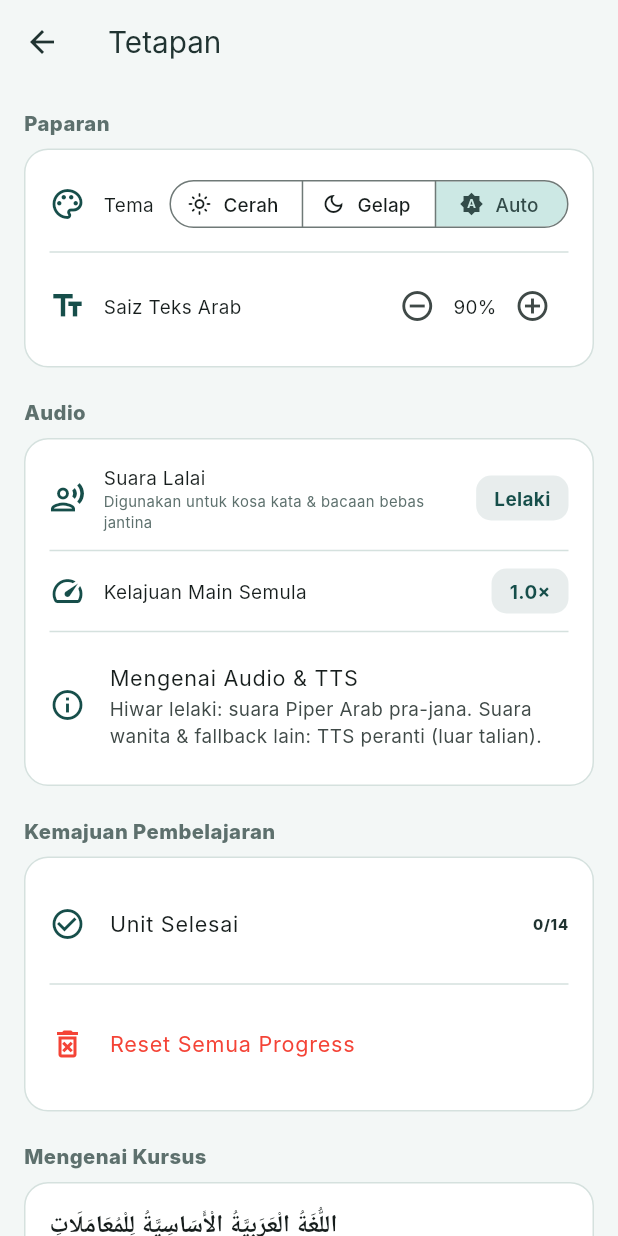
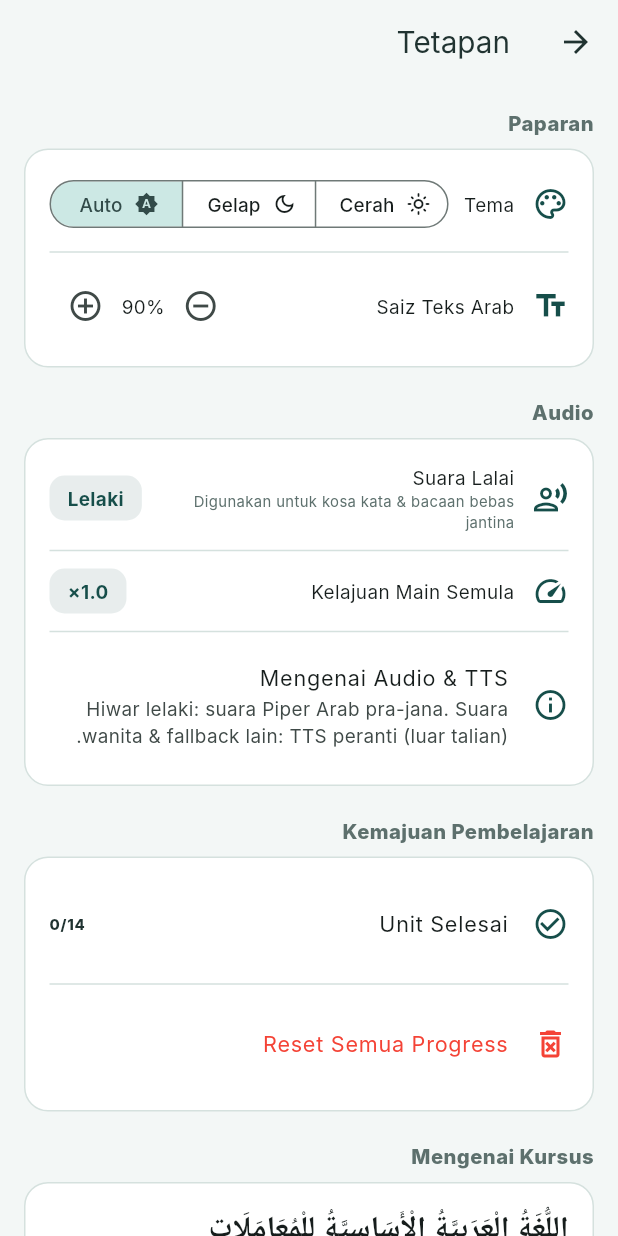
Before and after one commit to muzzammilKIAS/umt3033_flutter, a Flutter app: the SettingsScreen screen opened directly, after a tap on the "remove circle outline" icon, on a phone screen of 412 x 824 dp. Run offline on Flutter 3.47's test engine with Material 3 defaults, Android fonts, the phone set to English and light mode, and no system bars; our stand-ins replace flutter_tts, just_audio, shared_preferences; accounts and stored records are empty; Roboto replaces fonts that are missing (Inter, LotusLinotype); project files that could hold a hidden picture were left out.

Commit message:
Full app-wide RTL layout + larger Arabic text
- MaterialApp now uses locale('ar') + flutter_localizations, with an
  explicit RTL Directionality wrap as a belt-and-suspenders guarantee. This
  mirrors the entire UI (nav bar order, back-button chevrons, row/list
  alignment, app bar layout) right-to-left, not just individual Arabic
  text blocks -- appropriate for an Arabic-medium course app.
- Increased every Arabic (LotusLinotype) text size ~25% across dashboard,
  unit screen, glossary, search, settings and the matching-exercise widget
  for better readability given how much of the UI is Arabic script.

Co-Authored-By: Claude Sonnet 5 <noreply@anthropic.com>

```diff
--- a/lib/main.dart
+++ b/lib/main.dart
@@ -1,5 +1,6 @@
 import 'package:flutter/material.dart';
 import 'package:flutter/services.dart';
+import 'package:flutter_localizations/flutter_localizations.dart';
 import 'package:provider/provider.dart';
 import 'services/data_service.dart';
 import 'services/storage_service.dart';
@@ -62,13 +63,26 @@ class UMT3033App extends StatelessWidget {
       theme: AppTheme.light(),
       darkTheme: AppTheme.dark(),
       themeMode: _themeMode(storage.theme),
+      // The whole app is Arabic-medium, so the entire UI -- nav bar order,
+      // back-button chevrons, list/row alignment, app bar layout -- mirrors
+      // to right-to-left, not just individual Arabic text blocks.
+      locale: const Locale('ar'),
+      supportedLocales: const [Locale('ar'), Locale('ms'), Locale('en')],
+      localizationsDelegates: const [
+        GlobalMaterialLocalizations.delegate,
+        GlobalWidgetsLocalizations.delegate,
+        GlobalCupertinoLocalizations.delegate,
+      ],
       builder: (context, child) {
         final scale = storage.textScale;
         return MediaQuery(
           data: MediaQuery.of(
             context,
           ).copyWith(textScaler: TextScaler.linear(scale)),
-          child: child!,
+          child: Directionality(
+            textDirection: TextDirection.rtl,
+            child: child!,
+          ),
         );
       },
       home: const MainShell(),
--- a/lib/screens/dashboard_screen.dart
+++ b/lib/screens/dashboard_screen.dart
@@ -30,7 +30,7 @@ class DashboardScreen extends StatelessWidget {
               textDirection: TextDirection.rtl,
               style: TextStyle(
                 fontFamily: 'LotusLinotype',
-                fontSize: 15,
+                fontSize: 19,
                 fontWeight: FontWeight.bold,
               ),
             ),
@@ -95,7 +95,7 @@ class DashboardScreen extends StatelessWidget {
             textDirection: TextDirection.rtl,
             style: TextStyle(
               fontFamily: 'LotusLinotype',
-              fontSize: 26,
+              fontSize: 32.5,
               fontWeight: FontWeight.bold,
               color: Colors.white,
               height: 1.6,
@@ -147,7 +147,7 @@ class DashboardScreen extends StatelessWidget {
         textDirection: TextDirection.rtl,
         style: const TextStyle(
           color: Colors.white,
-          fontSize: 11,
+          fontSize: 14,
           fontFamily: 'LotusLinotype',
           fontWeight: FontWeight.w700,
         ),
@@ -257,7 +257,7 @@ class DashboardScreen extends StatelessWidget {
           textDirection: TextDirection.rtl,
           style: TextStyle(
             fontFamily: 'LotusLinotype',
-            fontSize: 14,
+            fontSize: 17.5,
             color: scheme.primary,
             fontWeight: FontWeight.bold,
           ),
@@ -302,7 +302,7 @@ class DashboardScreen extends StatelessWidget {
           textDirection: TextDirection.rtl,
           style: TextStyle(
             fontFamily: 'LotusLinotype',
-            fontSize: 13,
+            fontSize: 16,
             color: scheme.primary,
             fontWeight: FontWeight.bold,
           ),
--- a/lib/screens/glossary_screen.dart
+++ b/lib/screens/glossary_screen.dart
@@ -35,11 +35,11 @@ class _GlossaryScreenState extends State<GlossaryScreen> {
             const Text(
               'مُعْجَمُ الْمُصْطَلَحَاتِ',
               textDirection: TextDirection.rtl,
-              style: TextStyle(fontFamily: 'LotusLinotype', fontSize: 16),
+              style: TextStyle(fontFamily: 'LotusLinotype', fontSize: 20),
             ),
             Text(
               'Glosari (${data.glossary.length} istilah)',
-              style: TextStyle(fontSize: 11, color: tokens.textSecondary),
+              style: TextStyle(fontSize: 14, color: tokens.textSecondary),
             ),
           ],
         ),
@@ -116,7 +116,7 @@ class _GlossaryScreenState extends State<GlossaryScreen> {
                               textDirection: TextDirection.rtl,
                               style: const TextStyle(
                                 fontFamily: 'LotusLinotype',
-                                fontSize: 20,
+                                fontSize: 25,
                                 fontWeight: FontWeight.bold,
                               ),
                             ),
--- a/lib/screens/search_screen.dart
+++ b/lib/screens/search_screen.dart
@@ -118,7 +118,7 @@ class _SearchScreenState extends State<SearchScreen> {
                               textAlign: TextAlign.right,
                               style: const TextStyle(
                                 fontFamily: 'LotusLinotype',
-                                fontSize: 16,
+                                fontSize: 20,
                               ),
                             ),
                             subtitle: Text(
--- a/lib/screens/settings_screen.dart
+++ b/lib/screens/settings_screen.dart
@@ -126,7 +126,7 @@ class SettingsScreen extends StatelessWidget {
                   textAlign: TextAlign.right,
                   style: const TextStyle(
                     fontFamily: 'LotusLinotype',
-                    fontSize: 18,
+                    fontSize: 22.5,
                     fontWeight: FontWeight.bold,
                   ),
                 ),
--- a/lib/widgets/matching_exercise.dart
+++ b/lib/widgets/matching_exercise.dart
@@ -120,7 +120,7 @@ class _MatchingExerciseState extends State<MatchingExercise> {
                     textDirection: TextDirection.rtl,
                     style: const TextStyle(
                       fontFamily: 'LotusLinotype',
-                      fontSize: 18,
+                      fontSize: 22.5,
                       fontWeight: FontWeight.bold,
                     ),
                   ),
@@ -210,7 +210,7 @@ class _StaticExercise extends StatelessWidget {
             height: 1.8,
             color: tokens.textPrimary,
             fontFamily: 'LotusLinotype',
-            fontSize: 16,
+            fontSize: 20,
           ),
         ),
       ],
--- a/lib/widgets/unit_card.dart
+++ b/lib/widgets/unit_card.dart
@@ -100,7 +100,7 @@ class UnitCard extends StatelessWidget {
                       textDirection: TextDirection.rtl,
                       style: const TextStyle(
                         fontFamily: 'LotusLinotype',
-                        fontSize: 20,
+                        fontSize: 25,
                         fontWeight: FontWeight.bold,
                         height: 1.6,
                       ),
--- a/pubspec.yaml
+++ b/pubspec.yaml
@@ -8,6 +8,8 @@ environment:
 
 dependencies:
   flutter:
+    sdk: flutter
+  flutter_localizations:
     sdk: flutter
   cupertino_icons: ^1.0.8
   google_fonts: ^6.2.1
```
Also changed, not shown: lib/screens/unit_screen.dart (+13 -13 lines), pubspec.lock, 1 other file.
